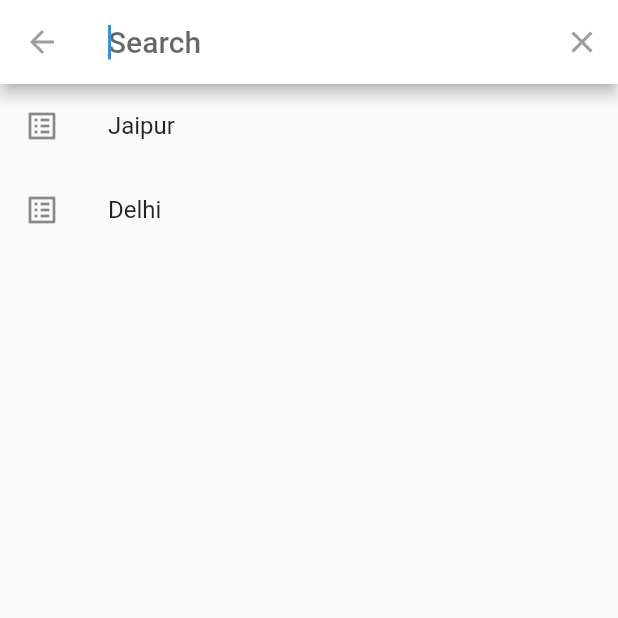
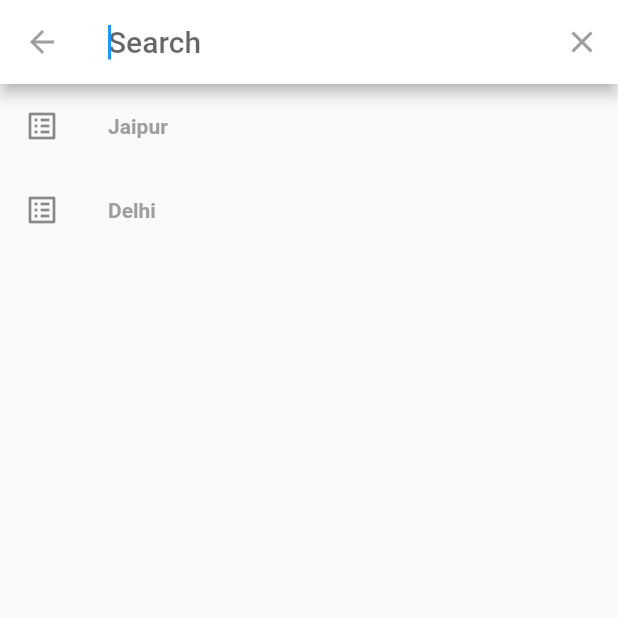
Before and after one commit to shreeyash/hackerSearch, a Flutter app: the screen it shows after launch, after a tap on the "search" icon, on a phone screen of 412 x 824 dp, the top half of it. Run offline on Flutter 3.47's test engine with Material 2 defaults, Android fonts, the phone set to English and light mode, and no system bars.

Commit message:
buildSuggestions updated

```diff
--- a/lib/screens/home_page.dart
+++ b/lib/screens/home_page.dart
@@ -60,8 +60,21 @@ class DataSearch extends SearchDelegate<String> {
         : searchResults.where((element) => element.startsWith(query)).toList();
     return ListView.builder(
       itemBuilder: (context, index) => ListTile(
+        onTap: () {
+          showResults(context);
+        },
         leading: Icon(Icons.list_alt),
-        title: Text(suggestionList[index]),
+        title: RichText(
+          text: TextSpan(
+              text: suggestionList[index].substring(0, query.length),
+              style:
+                  TextStyle(fontWeight: FontWeight.bold, color: Colors.black),
+              children: [
+                TextSpan(
+                    text: suggestionList[index].substring(query.length),
+                    style: TextStyle(color: Colors.grey))
+              ]),
+        ),
       ),
       itemCount: suggestionList.length,
     );
```
